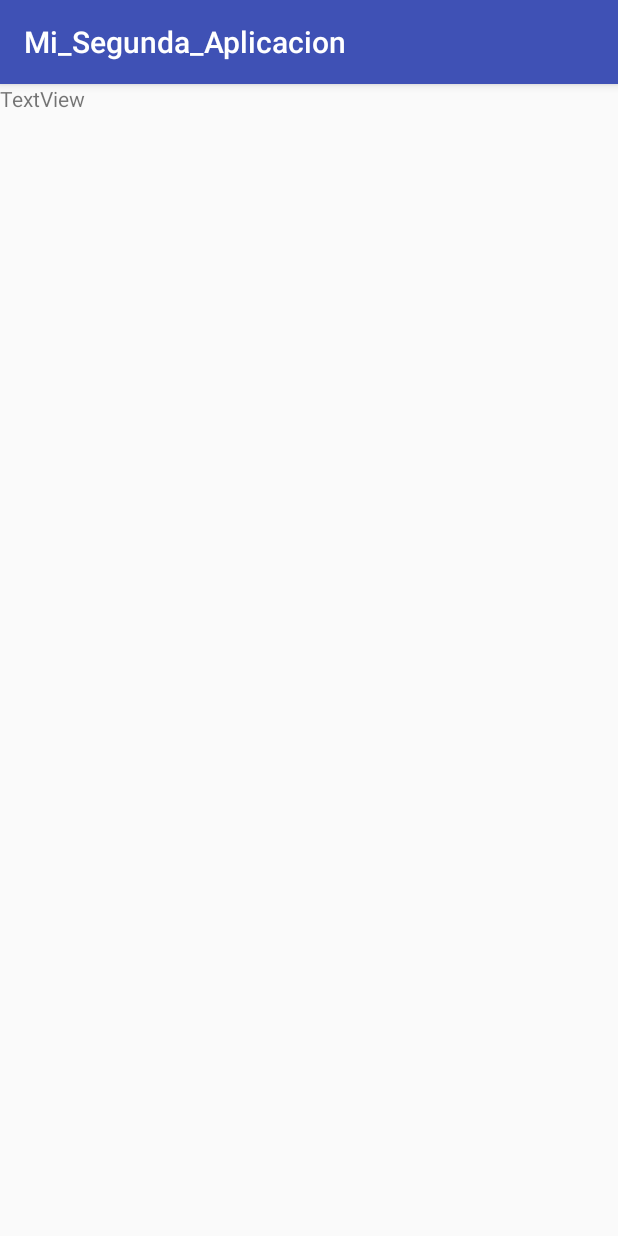
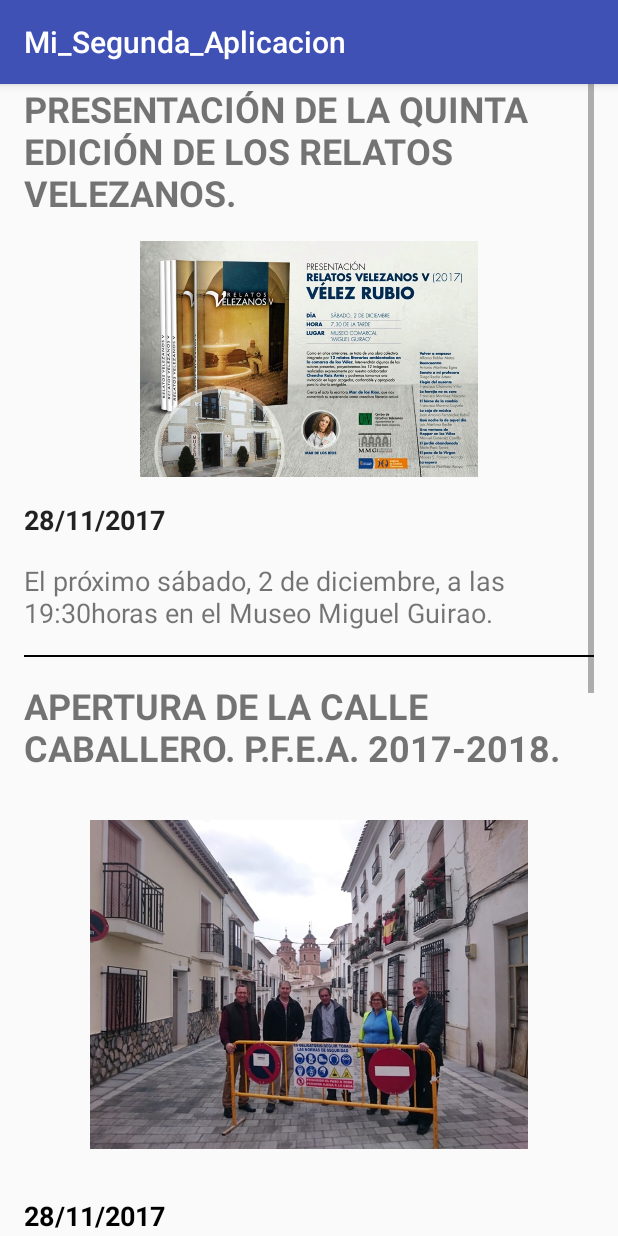
Before and after one commit to FcoFedez/Mi_Segunda_Aplicacion, an Android app: the Noticias screen opened directly, with no data from a screen before it, on a phone screen of 412 x 824 dp. Run offline under Robolectric (Android 15) with nearby library versions, the phone set to English and light mode, and no system bars.

Commit message:
fin noticias

```diff
--- a/app/src/main/res/layout/activity_main.xml
+++ b/app/src/main/res/layout/activity_main.xml
@@ -35,7 +35,7 @@
         android:layout_width="match_parent"
         android:layout_height="wrap_content"
         android:layout_gravity="center"
-        android:onClick="clickHistoria"
+        android:onClick="clickNoticias"
         android:padding="25dp"
         android:text="Noticias" />
 
--- a/app/src/main/res/layout/activity_noticias.xml
+++ b/app/src/main/res/layout/activity_noticias.xml
@@ -5,7 +5,10 @@
     android:layout_width="match_parent"
     android:layout_height="match_parent"
     tools:context="com.example.asus410.mi_segunda_aplicacion.Noticias"
-    android:orientation="vertical">
+    android:orientation="vertical"
+    android:paddingRight="16dp"
+    android:paddingLeft="16dp"
+    android:layout_gravity="center">
 
     <ScrollView
         android:layout_width="match_parent"
@@ -14,13 +17,126 @@
         <LinearLayout
             android:layout_width="match_parent"
             android:layout_height="wrap_content"
-            android:orientation="vertical" >
+            android:layout_marginBottom="16dp"
+            android:orientation="vertical">
 
             <TextView
                 android:id="@+id/textView9"
                 android:layout_width="match_parent"
                 android:layout_height="wrap_content"
-                android:text="TextView" />
+                android:text="PRESENTACIÓN DE LA QUINTA EDICIÓN DE LOS RELATOS VELEZANOS."
+                android:textSize="24sp"
+                android:textStyle="bold" />
+
+            <ImageView
+                android:id="@+id/imageView2"
+                android:layout_width="match_parent"
+                android:layout_height="157dp"
+                android:layout_marginBottom="16dp"
+                android:layout_marginTop="16dp"
+                app:srcCompat="@drawable/relatos" />
+
+            <TextView
+                android:id="@+id/textView11"
+                android:layout_width="match_parent"
+                android:layout_height="wrap_content"
+                android:layout_marginBottom="16dp"
+                android:text="28/11/2017"
+                android:textColor="?attr/actionMenuTextColor"
+                android:textSize="18sp"
+                android:textStyle="bold" />
+
+            <TextView
+                android:id="@+id/textView12"
+                android:layout_width="match_parent"
+                android:layout_height="wrap_content"
+                android:layout_marginBottom="16dp"
+                android:text="El próximo sábado, 2 de diciembre, a las 19:30horas en el Museo Miguel Guirao."
+                android:textSize="18sp" />
+
+            <View
+                android:layout_width="match_parent"
+                android:layout_height="1dp"
+                android:background="@android:color/black" />
+
+            <TextView
+                android:id="@+id/textView13"
+                android:layout_width="match_parent"
+                android:layout_height="wrap_content"
+                android:layout_marginBottom="16dp"
+                android:layout_marginTop="16dp"
+                android:text="APERTURA DE LA CALLE CABALLERO. P.F.E.A. 2017-2018."
+                android:textSize="24sp"
+                android:textStyle="bold" />
+
+            <ImageView
+                android:id="@+id/imageView7"
+                android:layout_width="match_parent"
+                android:layout_height="219dp"
+                android:layout_marginBottom="16dp"
+                android:layout_marginTop="16dp"
+                app:srcCompat="@drawable/calle" />
+
+            <TextView
+                android:id="@+id/textView14"
+                android:layout_width="match_parent"
+                android:layout_height="wrap_content"
+                android:layout_marginBottom="16dp"
+                android:layout_marginTop="16dp"
+                android:text="28/11/2017"
+                android:textColor="@android:color/background_dark"
+                android:textSize="18sp"
+                android:textStyle="bold" />
+
+            <TextView
+                android:id="@+id/textView15"
+                android:layout_width="match_parent"
+                android:layout_height="wrap_content"
+                android:layout_marginBottom="16dp"
+                android:layout_marginTop="16dp"
+                android:text="El pasado lunes, 27 de noviembre, el Alcalde, Miguel Martínez-Carlón Manchón, y el Concejal de Urbanismo, Obras Públicas y Agua, Juan José Parra García, junto con los trabajadores y vecinos procedieron a la apertura de este vial."
+                android:textSize="18sp" />
+
+            <View
+                android:layout_width="match_parent"
+                android:layout_height="1dp"
+                android:layout_marginBottom="16dp"
+                android:background="@android:color/black" />
+
+            <TextView
+                android:id="@+id/textView16"
+                android:layout_width="match_parent"
+                android:layout_height="wrap_content"
+                android:layout_marginBottom="16dp"
+                android:text="CINE DE OTOÑO: “ANIMALES FANTÁSTICOS Y DONDE ENCONTRARLOS”."
+                android:textSize="24sp"
+                android:textStyle="bold" />
+
+            <ImageView
+                android:id="@+id/imageView8"
+                android:layout_width="match_parent"
+                android:layout_height="288dp"
+                android:layout_marginBottom="16dp"
+                app:srcCompat="@drawable/cine" />
+
+            <TextView
+                android:id="@+id/textView17"
+                android:layout_width="match_parent"
+                android:layout_height="wrap_content"
+                android:layout_marginBottom="16dp"
+                android:text="23/11/2017"
+                android:textColor="@android:color/background_dark"
+                android:textSize="18sp"
+                android:textStyle="bold" />
+
+            <TextView
+                android:id="@+id/textView18"
+                android:layout_width="match_parent"
+                android:layout_height="wrap_content"
+                android:layout_marginBottom="16dp"
+                android:text="Este domingo, 26 de noviembre, a las 18 horas en el Cine-Teatro Óvalo."
+                android:textSize="18sp" />
+
         </LinearLayout>
 
     </ScrollView>
```
Also changed, not shown: app/src/main/res/drawable/calle.JPG (added), app/src/main/res/drawable/cine.jpg (added), app/src/main/res/drawable/relatos.jpg (added).
